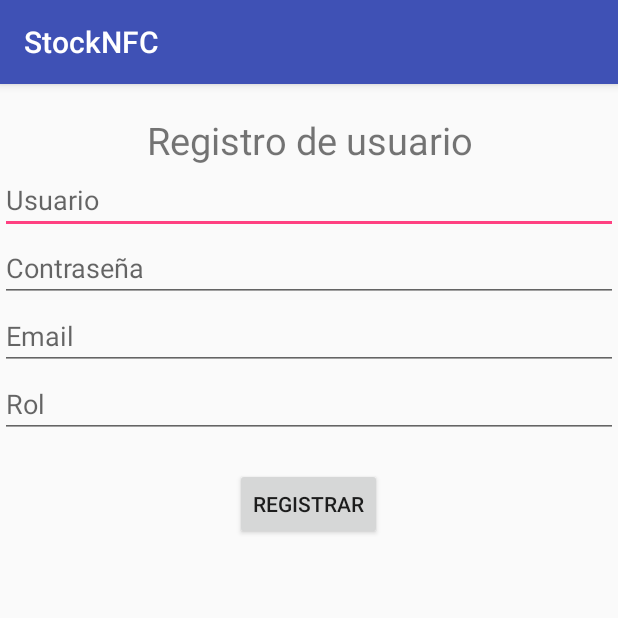
After one commit to vdseoane/STOCKNFC-TFM, an Android app: the Registro screen opened directly, with no data from a screen before it, on a phone screen of 412 x 824 dp, the top half of it. The commit adds this screen. Run offline under Robolectric (Android 15) with nearby library versions, the phone set to English and light mode, and no system bars.

Commit message:
LogIn
Creacion de pantalla de log in y de registro

```diff
--- /dev/null
+++ b/StockNFC/app/src/main/java/com/example/victor/stocknfc/logIn/Registro.java
@@ -0,0 +1,15 @@
+package com.example.victor.stocknfc.logIn;
+
+import android.support.v7.app.AppCompatActivity;
+import android.os.Bundle;
+
+import com.example.victor.stocknfc.R;
+
+public class Registro extends AppCompatActivity {
+
+    @Override
+    protected void onCreate(Bundle savedInstanceState) {
+        super.onCreate(savedInstanceState);
+        setContentView(R.layout.activity_registro);
+    }
+}
--- /dev/null
+++ b/StockNFC/app/src/main/res/layout/activity_registro.xml
@@ -0,0 +1,55 @@
+<?xml version="1.0" encoding="utf-8"?>
+<LinearLayout xmlns:android="http://schemas.android.com/apk/res/android"
+    xmlns:app="http://schemas.android.com/apk/res-auto"
+    xmlns:tools="http://schemas.android.com/tools"
+    android:layout_width="match_parent"
+    android:layout_height="match_parent"
+    android:orientation="vertical"
+    tools:context="com.example.victor.stocknfc.logIn.Registro">
+
+    <TextView
+        android:id="@+id/textView2"
+        android:layout_width="match_parent"
+        android:layout_height="wrap_content"
+        android:text="@string/registroTxt"
+        android:layout_marginTop="20dp"
+        android:textAlignment="center"
+        android:textSize="25sp"/>
+
+    <EditText
+        android:id="@+id/usuarioRegistrar"
+        android:layout_width="match_parent"
+        android:layout_height="wrap_content"
+        android:hint="@string/usuarioTxt"
+        android:inputType="text"/>
+
+    <EditText
+        android:id="@+id/passRegistrar"
+        android:layout_width="match_parent"
+        android:layout_height="wrap_content"
+        android:hint="@string/passTxt"
+        android:inputType="textPassword"/>
+
+    <EditText
+        android:id="@+id/emailRegistrar"
+        android:layout_width="match_parent"
+        android:layout_height="wrap_content"
+        android:hint="@string/emailTxt"
+        android:inputType="textEmailAddress"/>
+
+    <EditText
+        android:id="@+id/rolRegistrar"
+        android:layout_width="match_parent"
+        android:layout_height="wrap_content"
+        android:hint="@string/rolTxt"
+        android:inputType="text"/>
+
+    <Button
+        android:id="@+id/botonRegistrar"
+        android:layout_width="wrap_content"
+        android:layout_height="wrap_content"
+        android:text="@string/registrar"
+        android:layout_gravity="center"
+        android:layout_marginTop="20dp"/>
+
+</LinearLayout>
--- a/StockNFC/app/src/main/res/values/strings.xml
+++ b/StockNFC/app/src/main/res/values/strings.xml
@@ -13,4 +13,24 @@
     <string name="hello_blank_fragment">Hello blank fragment</string>
     <string name="fragmento_1_titulo">Fragmento 1</string>
     <string name="info">Informacion general</string>
+    <string name="title_activity_login">Sign in</string>
+
+    <!-- Strings related to login -->
+    <string name="prompt_email">Email</string>
+    <string name="prompt_password">Password (optional)</string>
+    <string name="action_sign_in">Sign in or register</string>
+    <string name="action_sign_in_short">Sign in</string>
+    <string name="error_invalid_email">This email address is invalid</string>
+    <string name="error_invalid_password">This password is too short</string>
+    <string name="error_incorrect_password">This password is incorrect</string>
+    <string name="error_field_required">This field is required</string>
+    <string name="permission_rationale">"Contacts permissions are needed for providing email
+        completions."
+    </string>
+    <string name="usuarioTxt">Usuario</string>
+    <string name="passTxt">Contraseña</string>
+    <string name="registrar">Registrar</string>
+    <string name="registroTxt">Registro de usuario</string>
+    <string name="emailTxt">Email</string>
+    <string name="rolTxt">Rol</string>
 </resources>
```
Also changed, not shown: StockNFC/app/src/main/AndroidManifest.xml (+9 -1 lines), StockNFC/app/src/main/java/com/example/victor/stocknfc/logIn/LogIn.java (added, +35 -0 lines), StockNFC/app/src/main/java/com/example/victor/stocknfc/logIn/Usuario.java (added, +15 -0 lines), StockNFC/app/src/main/res/layout/activity_log_in.xml (added, +57 -0 lines), StockNFC/app/src/main/res/layout/activity_usuario.xml (added, +30 -0 lines), StockNFC/app/src/main/res/layout/log_in_main.xml (added, +55 -0 lines), StockNFC/app/src/main/res/drawable/user.png (added).
